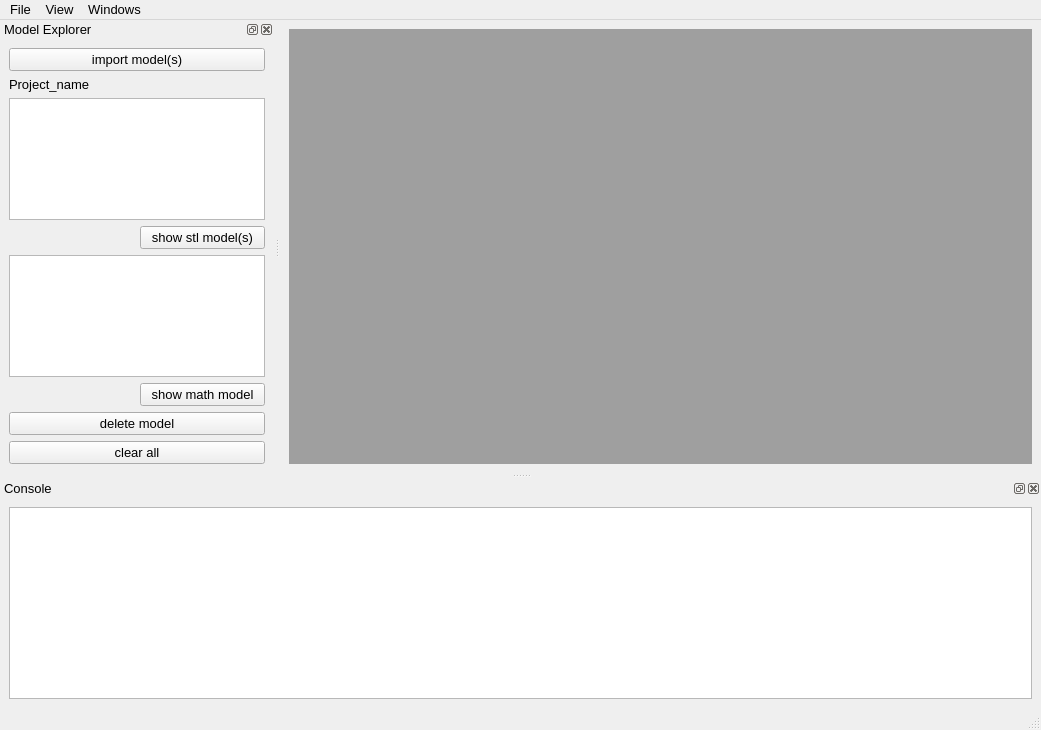
Before: the Qt Designer form qtgui/mainwindow.ui in molybd/Model2SAS, drawn with Qt 5.
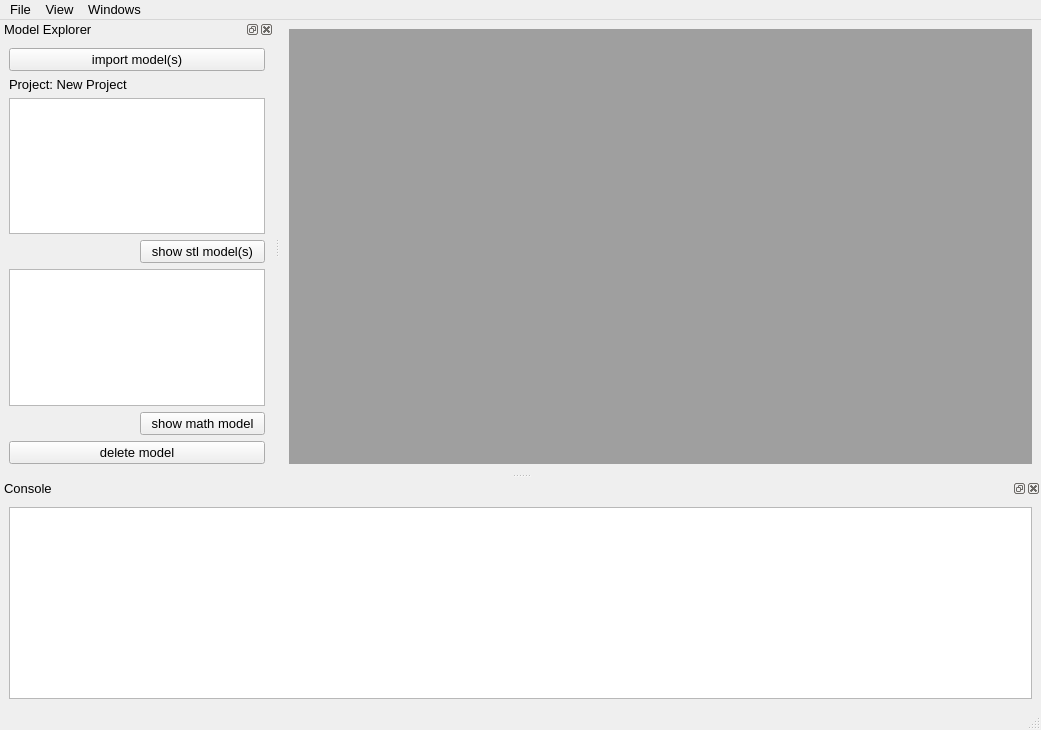
After: the same form once the commit is applied.

What changed in the file:
```diff
--- a/qtgui/mainwindow.ui
+++ b/qtgui/mainwindow.ui
@@ -72,13 +72,6 @@
    </attribute>
    <widget class="QWidget" name="dockWidgetContents">
     <layout class="QGridLayout" name="gridLayout">
-     <item row="1" column="0" colspan="2">
-      <widget class="QLabel" name="label_projectName">
-       <property name="text">
-        <string>Project_name</string>
-       </property>
-      </widget>
-     </item>
      <item row="0" column="0" colspan="2">
       <widget class="QPushButton" name="pushButton_importModels">
        <property name="text">
@@ -86,40 +79,40 @@
        </property>
       </widget>
      </item>
-     <item row="6" column="0" colspan="2">
+     <item row="8" column="0" colspan="2">
       <widget class="QPushButton" name="pushButton_deleteModel">
        <property name="text">
         <string>delete model</string>
        </property>
       </widget>
      </item>
-     <item row="2" column="0" colspan="2">
+     <item row="4" column="0" colspan="2">
       <widget class="QTableView" name="tableView_stlmodels"/>
      </item>
-     <item row="7" column="0" colspan="2">
-      <widget class="QPushButton" name="pushButton_clearAll">
-       <property name="text">
-        <string>clear all</string>
-       </property>
-      </widget>
-     </item>
-     <item row="5" column="1">
+     <item row="7" column="1">
       <widget class="QPushButton" name="pushButton_showMathmodel">
        <property name="text">
         <string>show math model</string>
        </property>
       </widget>
      </item>
-     <item row="4" column="0" colspan="2">
+     <item row="6" column="0" colspan="2">
       <widget class="QTableView" name="tableView_mathmodels"/>
      </item>
-     <item row="3" column="1">
+     <item row="5" column="1">
       <widget class="QPushButton" name="pushButton_showStlmodels">
        <property name="text">
         <string>show stl model(s)</string>
        </property>
       </widget>
      </item>
+     <item row="1" column="0" colspan="2">
+      <widget class="QLabel" name="label_projectName">
+       <property name="text">
+        <string>Project: New Project</string>
+       </property>
+      </widget>
+     </item>
     </layout>
    </widget>
   </widget>
```
Left out of the diff: 7 changed lines with no effect on the pictures.
